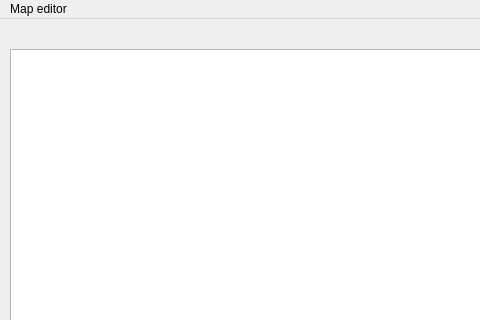
This is editor.ui in kemm0/map-editor as Qt 5 draws it before an edit; both pictures show x 0 to 480 and y 0 to 320 of the 800 by 600 pixel window. The edited form follows.
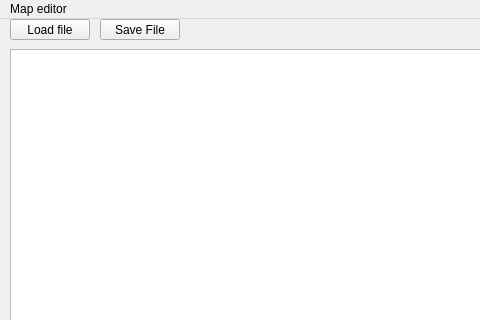
This is the edited form.

Patch:
```diff
--- a/editor.ui
+++ b/editor.ui
@@ -52,6 +52,32 @@
      <string>Add Sprites</string>
     </property>
    </widget>
+   <widget class="QPushButton" name="saveFileButton">
+    <property name="geometry">
+     <rect>
+      <x>100</x>
+      <y>0</y>
+      <width>80</width>
+      <height>21</height>
+     </rect>
+    </property>
+    <property name="text">
+     <string>Save File</string>
+    </property>
+   </widget>
+   <widget class="QPushButton" name="LoadFileButton">
+    <property name="geometry">
+     <rect>
+      <x>10</x>
+      <y>0</y>
+      <width>80</width>
+      <height>21</height>
+     </rect>
+    </property>
+    <property name="text">
+     <string>Load file</string>
+    </property>
+   </widget>
   </widget>
   <widget class="QMenuBar" name="menubar">
    <property name="geometry">
```
